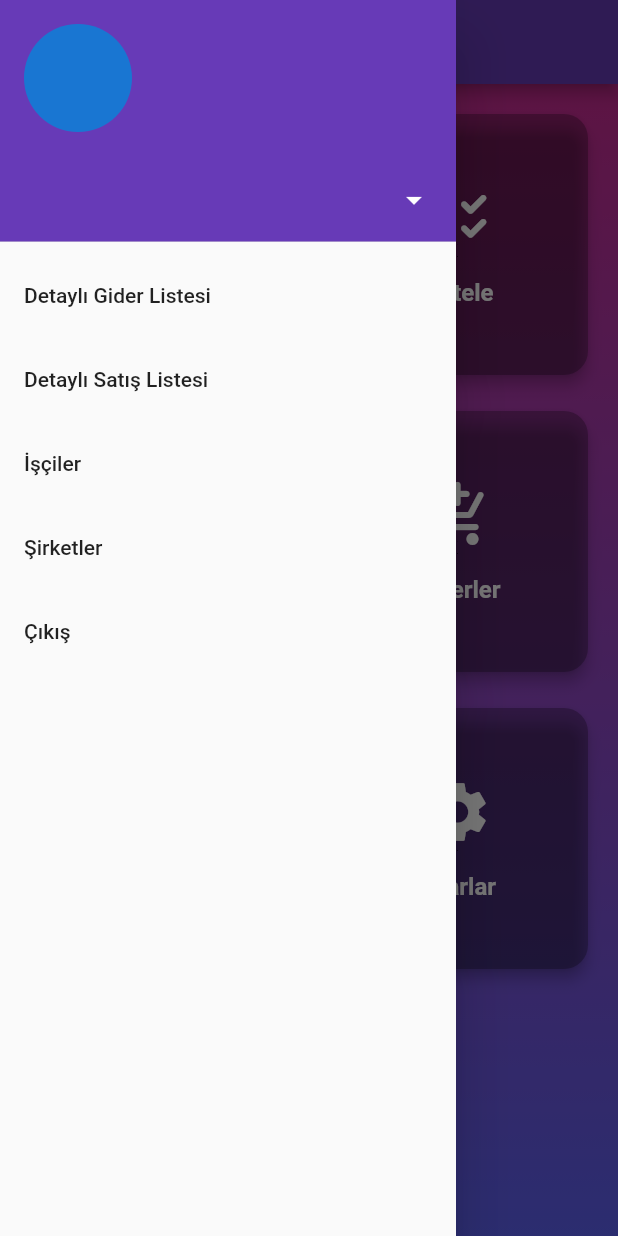
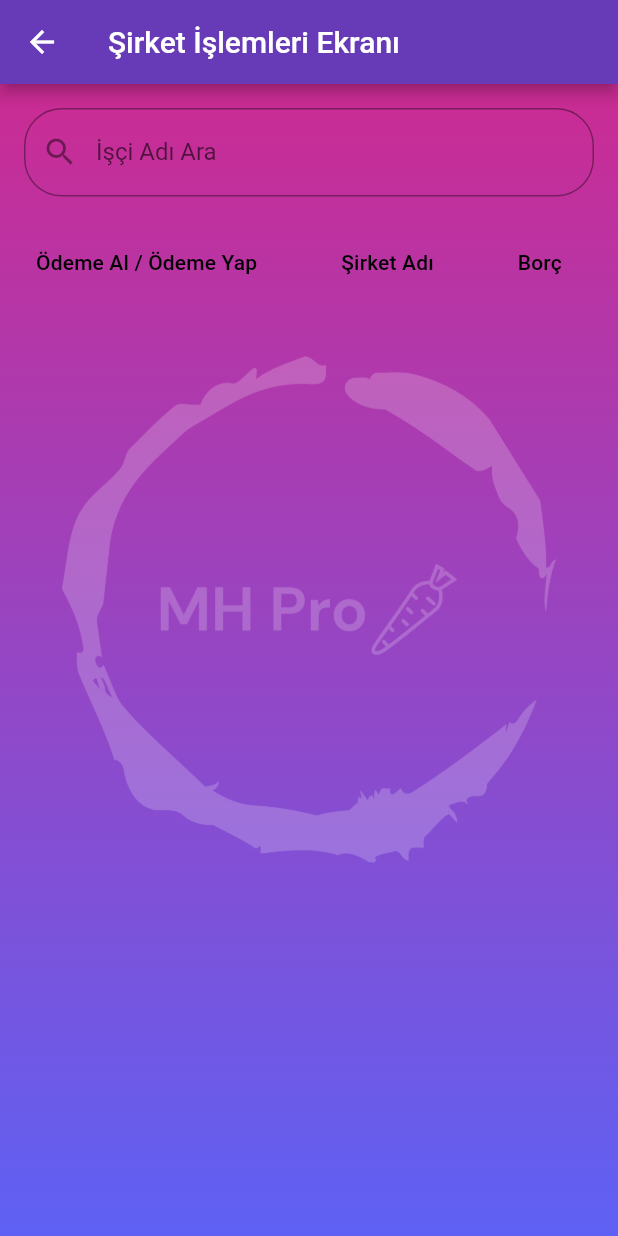
Before and after one commit to malipulation/havuc_fabrika_mobil, a Flutter app: the GridMenu screen opened directly, after a tap on the "menu" icon, after a tap on "Şirketler", on a phone screen of 412 x 824 dp. Run offline on Flutter 3.47's test engine with Material 2 defaults, Android fonts, the phone set to English and light mode, and no system bars; our stand-ins replace firebase_auth, firebase_core, firebase_database, image_picker; missing offline and left inert: bs_flutter_datatable; accounts and stored records are empty; network calls fail.

Commit message:
companies added

```diff
--- /dev/null
+++ b/lib/companies/Companies.dart
@@ -0,0 +1,368 @@
+import 'package:firebase_auth/firebase_auth.dart';
+import 'package:firebase_database/firebase_database.dart';
+import 'package:flutter/material.dart';
+
+class Companies extends StatefulWidget {
+  const Companies({Key? key}) : super(key: key);
+
+  @override
+  State<Companies> createState() => _CompaniesState();
+}
+
+class Company {
+  final String companyName;
+  final String Debt;
+  final String Received;
+
+  Company({
+    required this.companyName,
+    required this.Debt,
+    required this.Received,
+  });
+
+  Map<String, dynamic> toMap() {
+    return {
+      'CompanyName': companyName,
+      'Dept': Debt,
+      'Received': Received,
+    };
+  }
+}
+
+extension IterableExtension<E> on Iterable<E> {
+  Map<int, E> asMap() {
+    var index = 0;
+    return Map.fromIterable(this,
+        key: (item) => index++, value: (item) => item);
+  }
+}
+
+class _CompaniesState extends State<Companies> {
+  final _logoPath = 'assets/images/logo-no-background.png';
+  List<TextEditingController> controllers = [];
+
+  List<Company> _dataList = [];
+  final _searchController =
+      TextEditingController(); // Textfield için controller
+
+  @override
+  void dispose() {
+    _searchController.dispose(); // Controller'ın bellekten atılması
+    controllers.forEach((controller) => controller.dispose());
+    super.dispose();
+  }
+
+  @override
+  void initState() {
+    super.initState();
+    _fetchData();
+    List<TextEditingController> controllers =
+        List.generate(_dataList.length, (_) => TextEditingController());
+  }
+
+  void _fetchData() async {
+    try {
+      final user = FirebaseAuth.instance.currentUser;
+      if (user != null) {
+        final dataSnapshot = await FirebaseDatabase.instance
+            .reference()
+            .child(user.uid)
+            .child('sirkettbl')
+            .once();
+
+        final dataMap = dataSnapshot.snapshot.value as Map<dynamic, dynamic>;
+
+        final employeeList = dataMap.entries.map((entry) {
+          final id = entry.key;
+          final data = entry.value as Map<dynamic, dynamic>;
+          return Company(
+            companyName: data['CompanyName'],
+            Debt: data['Dept'] != null ? data['Dept'].toString() : "0",
+            Received:
+                data['Received'] != null ? data['Received'].toString() : "0",
+          );
+        }).toList();
+        setState(() {
+          _dataList = employeeList;
+          controllers =
+              List.generate(_dataList.length, (_) => TextEditingController());
+        });
+      }
+    } catch (error) {
+      print('Error fetching data: $error');
+    }
+  }
+
+  List<Company> _searchData(String query) {
+    return _dataList.where((employee) {
+      final nameSurnameLower = employee.companyName.toLowerCase();
+      final queryLower = query.toLowerCase();
+      return nameSurnameLower.contains(queryLower);
+    }).toList();
+  }
+
+  @override
+  Widget build(BuildContext context) {
+    return Scaffold(
+      appBar: AppBar(
+        backgroundColor: Colors.deepPurple,
+        title: const Text('Şirket İşlemleri Ekranı'),
+      ),
+      body: Container(
+        decoration: const BoxDecoration(
+          gradient: LinearGradient(
+            colors: [Color(0xFFCB2B93), Color(0xFF9546C4), Color(0xFF5E61F4)],
+            begin: Alignment.topCenter,
+            end: Alignment.bottomCenter,
+          ),
+        ),
+        child: Stack(
+          children: [
+            // İşçi listesi logoyla birlikte görüntülenir.
+            Positioned(
+              top: MediaQuery.of(context).size.height * 0.2,
+              left: MediaQuery.of(context).size.width * 0.1,
+              right: MediaQuery.of(context).size.width * 0.1,
+              child: Opacity(
+                opacity: 0.2,
+                child: Image.asset(
+                  _logoPath,
+                  fit: BoxFit.fitWidth,
+                ),
+              ),
+            ),
+            Column(
+              children: [
+                Padding(
+                  padding: const EdgeInsets.all(16.0),
+                  child: TextField(
+                    controller: _searchController,
+                    onChanged: (value) {
+                      setState(
+                          () {}); // Yeniden render için setState() çağırılıyor
+                    },
+                    decoration: InputDecoration(
+                      labelText: 'İşçi Adı Ara',
+                      prefixIcon: const Icon(Icons.search),
+                      border: OutlineInputBorder(
+                        borderRadius: BorderRadius.circular(25),
+                      ),
+                    ),
+                  ),
+                ),
+                Expanded(
+                  child: SingleChildScrollView(
+                    scrollDirection: Axis.vertical,
+                    child: SizedBox(
+                      width: MediaQuery.of(context).size.width,
+                      child: SingleChildScrollView(
+                        scrollDirection: Axis.horizontal,
+                        child: DataTable(
+                          columns: const [
+                            DataColumn(
+                              label: Text('Ödeme Al / Ödeme Yap'),
+                              tooltip: 'Update',
+                            ),
+                            DataColumn(
+                              label: Text('Şirket Adı'),
+                              tooltip: 'NameSurname',
+                            ),
+                            DataColumn(
+                              label: Text('Borç'),
+                              tooltip: 'Debt',
+                            ),
+                            DataColumn(
+                              label: Text('Alacak'),
+                              tooltip: 'Received',
+                            ),
+                          ],
+                          rows: _searchController.text.isEmpty
+                              ? _dataList
+                                  .map(
+                                    (data) => DataRow(
+                                      cells: [
+                                        DataCell(
+                                          Row(
+                                            children: [
+                                              Ink(
+                                                decoration: ShapeDecoration(
+                                                  color: Colors.green,
+                                                  shape: CircleBorder(),
+                                                ),
+                                                child: IconButton(
+                                                  icon: Icon(Icons.add),
+                                                  color: Colors.white,
+                                                  onPressed: () {
+                                                    showDialog(
+                                                      context: context,
+                                                      builder: (BuildContext
+                                                      context) {
+                                                        return AlertDialog(
+                                                          title: Text(
+                                                              'Ödeme Al'),
+                                                          actions: [
+                                                            TextButton(
+                                                              child:
+                                                              Text('Kapat'),
+                                                              onPressed: () {
+                                                                Navigator.of(
+                                                                    context)
+                                                                    .pop();
+                                                              },
+                                                            ),
+                                                          ],
+                                                        );
+                                                      },
+                                                    );
+                                                  },
+                                                ),
+                                              ),
+                                              SizedBox(width: 35),
+                                              Ink(
+                                                decoration: ShapeDecoration(
+                                                  color: Colors.redAccent,
+                                                  shape: CircleBorder(),
+                                                ),
+                                                child: IconButton(
+                                                  icon: Icon(Icons.remove),
+                                                  color: Colors.white,
+                                                  onPressed: () {
+                                                    showDialog(
+                                                      context: context,
+                                                      builder: (BuildContext
+                                                      context) {
+                                                        return AlertDialog(
+                                                          title: Text(
+                                                              'Ödeme Yap'),
+                                                          actions: [
+                                                            TextButton(
+                                                              child:
+                                                              Text('Kapat'),
+                                                              onPressed: () {
+                                                                Navigator.of(
+                                                                    context)
+                                                                    .pop();
+                                                              },
+                                                            ),
+                                                          ],
+                                                        );
+                                                      },
+                                                    );
+                                                  },
+                                                ),
+                                              ),
+                                            ],
+                                          ),
+                                        ),
+                                        DataCell(Text(data.companyName)),
+                                        DataCell(Text(data.Debt.toString())),
+                                        DataCell(Text(data.Received.toString()))
+                                      ],
+                                    ),
+                                  )
+                                  .toList()
+                              : _dataList
+                                  .where((data) => data.companyName
+                                      .toLowerCase()
+                                      .contains(_searchController.text))
+                                  .map(
+                                    (data) => DataRow(
+                                      cells: [
+                                        DataCell(
+                                          Row(
+                                            children: [
+                                              Ink(
+                                                decoration: const ShapeDecoration(
+                                                  color: Colors.green,
+                                                  shape: CircleBorder(),
+                                                ),
+                                                child: IconButton(
+                                                  icon: Icon(Icons.add),
+                                                  color: Colors.white,
+                                                  onPressed: () {
+                                                    showDialog(
+                                                      context: context,
+                                                      builder: (BuildContext
+                                                      context) {
+                                                        return AlertDialog(
+                                                          title: Text(
+                                                              'Ödeme Al'),
+                                                          actions: [
+                                                            TextButton(
+                                                              child:
+                                                              Text('Kapat'),
+                                                              onPressed: () {
+                                                                Navigator.of(
+                                                                    context)
+                                                                    .pop();
+                                                              },
+                                                            ),
+                                                          ],
+                                                        );
+                                                      },
+                                                    );
+                                                  },
+                                                ),
+                                              ),
+                                              const SizedBox(width: 35),
+                                              Ink(
+                                                decoration: const ShapeDecoration(
+                                                  color: Colors.redAccent,
+                                                  shape: CircleBorder(),
+                                                ),
+                                                child: IconButton(
+                                                  icon: Icon(Icons.remove),
+                                                  color: Colors.white,
+                                                  onPressed: () {
+                                                    showDialog(
+                                                      context: context,
+                                                      builder: (BuildContext
+                                                          context) {
+                                                        return AlertDialog(
+                                                          title: Text(
+                                                              'Ödeme Yap'),
+                                                          actions: [
+                                                            TextButton(
+                                                              child:
+                                                                  Text('Kapat'),
+                                                              onPressed: () {
+                                                                Navigator.of(
+                                                                        context)
+                                                                    .pop();
+                                                              },
+                                                            ),
+                                                          ],
+                                                        );
+                                                      },
+                                                    );
+                                                  },
+                                                ),
+                                              ),
+                                            ],
+                                          ),
+                                        ),
+                                        DataCell(Text(data.companyName)),
+                                        DataCell(Text(data.Debt.toString())),
+                                        DataCell(
+                                            Text(data.Received.toString())),
+                                      ],
+                                    ),
+                                  )
+                                  .toList(),
+                        ),
+                      ),
+                    ),
+                  ),
+                ),
+                /*ElevatedButton(
+                    onPressed: {},
+                    child: const Text('Günü Başlat'),
+                  ),*/
+              ],
+            ),
+          ],
+        ),
+      ),
+    );
+  }
+}
--- a/lib/homescreen/HomeScreen.dart
+++ b/lib/homescreen/HomeScreen.dart
@@ -4,6 +4,8 @@ import 'package:firebase_auth/firebase_auth.dart';
 import 'package:firebase_database/firebase_database.dart';
 import 'package:flutter/material.dart';
 import 'package:havuc_fabrika_mobil/addworkerscreen/addworkerscreen.dart';
+import 'package:havuc_fabrika_mobil/companies/Companies.dart';
+import 'package:havuc_fabrika_mobil/expensescreen/ExpenseScreen.dart';
 import 'package:havuc_fabrika_mobil/profilescreen/ProfileScreen.dart';
 import 'package:havuc_fabrika_mobil/settings/settingsscreen.dart';
 import 'package:havuc_fabrika_mobil/signinscreen/SingInScreen.dart';
@@ -95,6 +97,7 @@ class _GridMenuState extends State<GridMenu> {
             ListTile(
               title: const Text('Detaylı Gider Listesi'),
               onTap: () {
+
               },
             ),
             ListTile(
@@ -110,6 +113,10 @@ class _GridMenuState extends State<GridMenu> {
             ListTile(
               title: const Text('Şirketler'),
               onTap: () {
+                Navigator.push(
+                  context,
+                  MaterialPageRoute(builder: (context) => const Companies()),
+                );
               },
             ),
             ListTile(
@@ -185,6 +192,12 @@ InkWell buildMenuItem(BuildContext context, IconData iconData, String title) {
           MaterialPageRoute(builder: (context) => const SettingsScreen()),
         );
       }
+      else if (title == 'Giderler') {
+        Navigator.push(
+          context,
+          MaterialPageRoute(builder: (context) => const ExpenseScreen()),
+        );
+      }
     },
     child: Card(
       color: Colors.black26,
--- a/pubspec.yaml
+++ b/pubspec.yaml
@@ -30,11 +30,14 @@ environment:
 dependencies:
   flutter:
     sdk: flutter
+  flutter_localizations:
+    sdk: flutter
 
   # The following adds the Cupertino Icons font to your application.
   # Use with the CupertinoIcons class for iOS style icons.
   cupertino_icons: ^1.0.2
   firebase_core: ^2.7.1
+  uuid: ^3.0.4
   firebase_auth: ^4.2.10
   image_picker: ^0.8.4
   firebase_database: ^10.0.1
@@ -60,6 +63,8 @@ dev_dependencies:
 
 # The following section is specific to Flutter packages.
 flutter:
+
+
 
   # The following line ensures that the Material Icons font is
   # included with your application, so that you can use the icons in
```
Also changed, not shown: lib/expensescreen/ExpenseScreen.dart (added, +264 -0 lines), lib/signinscreen/SingInScreen.dart (+4 -4 lines), pubspec.lock.
